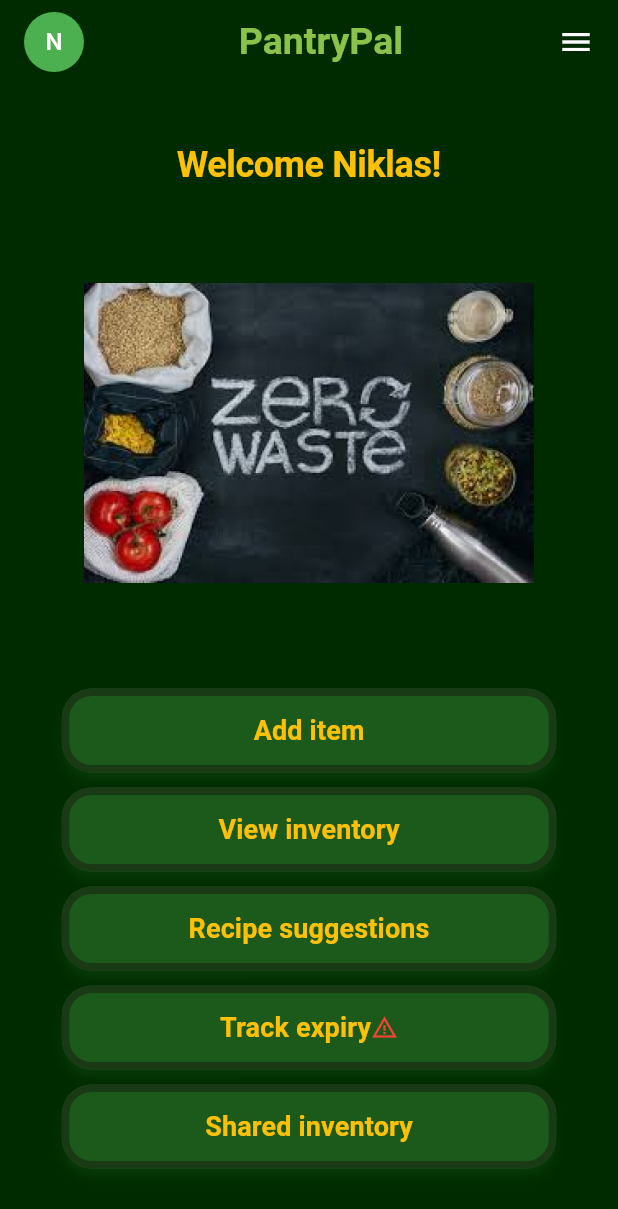
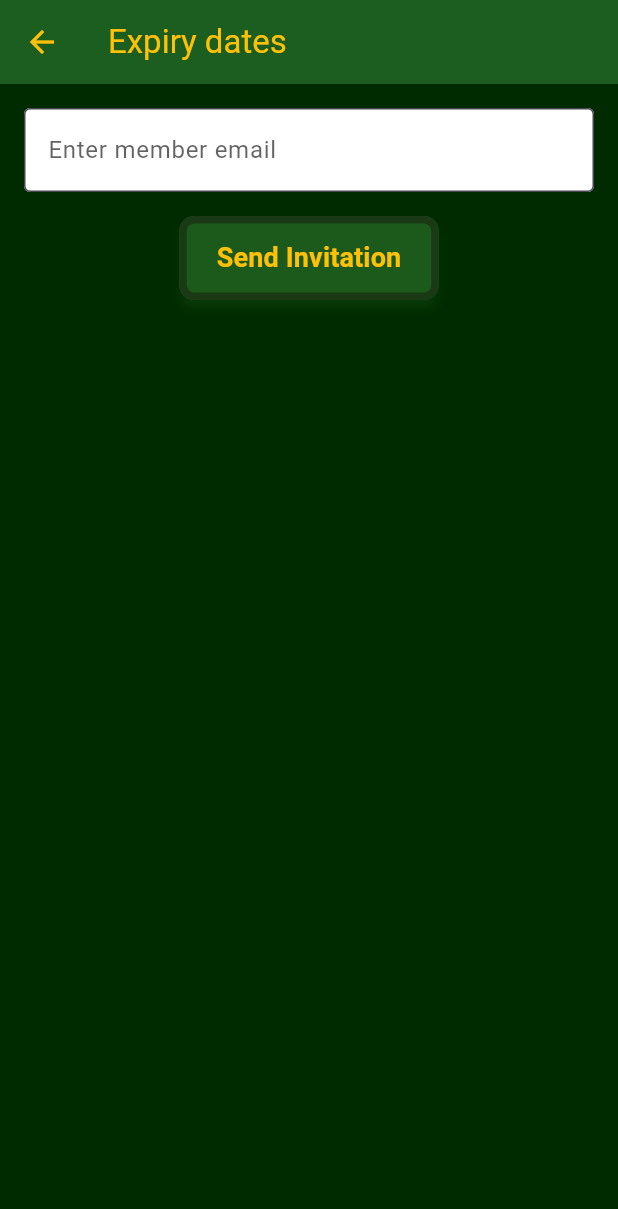
Before and after one commit to BananaMayo/PantryPal-project, a Flutter app: the screen it shows after launch, after a tap on "Shared inventory", on a phone screen of 412 x 824 dp. Shown: the top 1209 px of the screen. Run offline on Flutter 3.47's test engine with Material 3 defaults, Android fonts, the phone set to English and light mode, and no system bars.

Commit message:
added shared inventory page, and small fixes/cleaning of the code

```diff
--- a/lib/main.dart
+++ b/lib/main.dart
@@ -1,4 +1,6 @@
 import 'package:flutter/material.dart';
+import 'package:pantrypal/screens/expiry_dates_screen.dart';
+import 'package:pantrypal/screens/shared_inventory.dart';
 import 'screens/main_menu_screen.dart';
 import 'screens/add_item_screen.dart';
 import 'screens/inventory_screen.dart';
@@ -6,7 +8,7 @@ import 'screens/inventory_screen.dart';
 
 ThemeData appTheme = ThemeData(
   primarySwatch: Colors.green,
-  scaffoldBackgroundColor: Color(0xFF002B00), // Dark green background
+  scaffoldBackgroundColor: Color(0xFF002B00),
   textTheme: TextTheme(
     displayLarge: TextStyle(color: Colors.amber, fontSize: 24, fontWeight: FontWeight.bold),
     bodyLarge: TextStyle(color: Colors.white, fontSize: 16),
@@ -14,9 +16,9 @@ ThemeData appTheme = ThemeData(
   ),
   elevatedButtonTheme: ElevatedButtonThemeData(
     style: ElevatedButton.styleFrom(
-      backgroundColor: Color(0xFF00A800), // Green button color
-      foregroundColor: Colors.white, // Text color
-      shadowColor: Colors.green, // Green shadow color
+      backgroundColor: Color(0xFF00A800),
+      foregroundColor: Colors.white,
+      shadowColor: Colors.green,
       shape: RoundedRectangleBorder(borderRadius: BorderRadius.circular(10)),
       side: BorderSide(width: 5)
     ),
@@ -39,6 +41,8 @@ class PantryPal extends StatelessWidget {
         '/': (context) => HomePage(),
         '/add-item': (context) => AddItemScreen(),
         '/inventory': (context) => InventoryScreen(),
+        '/track-expiry': (context) => ExpiryDatesScreen(),
+        '/shared-inventory': (context) => SharedInventoryScreen(),
       },
     );
   }
--- a/lib/screens/add_item_screen.dart
+++ b/lib/screens/add_item_screen.dart
@@ -3,7 +3,7 @@ import 'package:flutter/material.dart';
 
 ThemeData appTheme = ThemeData(
   primarySwatch: Colors.green,
-  scaffoldBackgroundColor: Color(0xFF002B00), // Dark green background
+  scaffoldBackgroundColor: Color(0xFF002B00),
   textTheme: TextTheme(
     displayLarge: TextStyle(color: Colors.amber, fontSize: 24, fontWeight: FontWeight.bold),
     bodyLarge: TextStyle(color: Colors.white, fontSize: 16),
@@ -11,9 +11,9 @@ ThemeData appTheme = ThemeData(
   ),
   elevatedButtonTheme: ElevatedButtonThemeData(
     style: ElevatedButton.styleFrom(
-        backgroundColor: Color(0xFF00A800), // Green button color
-        foregroundColor: Colors.white, // Text color
-        shadowColor: Colors.green, // Green shadow color
+        backgroundColor: Color(0xFF00A800),
+        foregroundColor: Colors.white,
+        shadowColor: Colors.green,
         shape: RoundedRectangleBorder(borderRadius: BorderRadius.circular(10)),
         side: BorderSide(width: 5)
     ),
@@ -26,7 +26,10 @@ class AddItemScreen extends StatelessWidget {
   Widget build(BuildContext context) {
     return Scaffold(
       appBar: AppBar(
-        title: Text('Add Item'),
+        title: Text(
+          'Add Item',
+          style: TextStyle(color: Colors.amber),
+        ),
         backgroundColor: Colors.green.shade900,
         leading: IconButton(
           icon: Icon(Icons.arrow_back, color: Colors.amber),
@@ -38,7 +41,6 @@ class AddItemScreen extends StatelessWidget {
         child: Column(
           crossAxisAlignment: CrossAxisAlignment.start,
           children: [
-            // Add Item Title
             Text(
               'Add item',
               style: TextStyle(
@@ -49,7 +51,6 @@ class AddItemScreen extends StatelessWidget {
             ),
             SizedBox(height: 20),
 
-            // Input Fields
             TextField(
               decoration: InputDecoration(
                 labelText: 'Item name (e.g., "Milk")',
@@ -60,6 +61,7 @@ class AddItemScreen extends StatelessWidget {
               style: TextStyle(color: Colors.black),
             ),
             SizedBox(height: 10),
+
             TextField(
               decoration: InputDecoration(
                 labelText: 'Quantity (e.g., 2 liters)',
@@ -70,6 +72,7 @@ class AddItemScreen extends StatelessWidget {
               style: TextStyle(color: Colors.black),
             ),
             SizedBox(height: 10),
+
             TextField(
               decoration: InputDecoration(
                 labelText: 'Category (e.g., Fruits, Vegetables)',
@@ -80,6 +83,7 @@ class AddItemScreen extends StatelessWidget {
               style: TextStyle(color: Colors.black),
             ),
             SizedBox(height: 10),
+
             TextField(
               decoration: InputDecoration(
                 labelText: 'Expiry Date',
@@ -91,10 +95,6 @@ class AddItemScreen extends StatelessWidget {
             ),
             SizedBox(height: 20),
 
-
-
-
-            // Cancel and Save Buttons
             Row(
               mainAxisAlignment: MainAxisAlignment.spaceEvenly,
               children: [
@@ -114,9 +114,9 @@ class AddItemScreen extends StatelessWidget {
                   ),
                   child: Text('Cancel'),
                 ),
+
                 ElevatedButton(
                   onPressed: () {
-                    // Save logic here
                   },
                   style: ElevatedButton.styleFrom(
                     backgroundColor: Color(0xFF1B5A1B),
@@ -133,7 +133,6 @@ class AddItemScreen extends StatelessWidget {
               ],
             ),
             SizedBox(height: 20),
-
 
             Row(
               mainAxisAlignment: MainAxisAlignment.spaceEvenly,
@@ -159,7 +158,6 @@ class AddItemScreen extends StatelessWidget {
 
             SizedBox(height: 20),
 
-            // Frequently Added Items Section
             Row(
               mainAxisAlignment: MainAxisAlignment.spaceEvenly,
               children: [
@@ -174,6 +172,7 @@ class AddItemScreen extends StatelessWidget {
               ],
             ),
             SizedBox(height: 10, width: 0,),
+
             Center(
               child: Container(
                 width: MediaQuery.of(context).size.width * 0.8,
--- a/lib/screens/main_menu_screen.dart
+++ b/lib/screens/main_menu_screen.dart
@@ -1,7 +1,5 @@
 // lib/screens/main_menu_screen.dart
 import 'package:flutter/material.dart';
-import 'package:pantrypal/main.dart';
-
 
 
 class HomePage extends StatelessWidget {
@@ -27,7 +25,6 @@ class HomePage extends StatelessWidget {
         mainAxisAlignment: MainAxisAlignment.spaceBetween,
         children: [
 
-          // Top Section
           Padding(
             padding: const EdgeInsets.only(top: 40.0),
             child: Text(
@@ -38,19 +35,16 @@ class HomePage extends StatelessWidget {
 
           Center(child: Image.asset('assets/images/zero_waste.jpeg', width: 350, height: 200,),),
 
-          // Bottom Section
           Padding(
             padding: const EdgeInsets.only(bottom: 40.0),
             child: Column(
-              children: _buildButtons(context), // Call function for buttons
+              children: _buildButtons(context),
             ),
           ),
         ],
       ),
     );
   }
-
-
 
   List<Widget> _buildButtons(BuildContext context) {
     final buttonLabels = [
@@ -65,12 +59,11 @@ class HomePage extends StatelessWidget {
         padding: const EdgeInsets.symmetric(vertical: 5.0),
 
         child: SizedBox(
-          width: MediaQuery.of(context).size.width * 0.8, // 80% of screen width
+          width: MediaQuery.of(context).size.width * 0.8,
           child: ElevatedButton(style:
           ElevatedButton.styleFrom(
             backgroundColor: Color(0xFF1B5A1B),
             foregroundColor: Colors.amber,
-            //shadowColor: Colors.transparent,
             shadowColor: Color(0xFF218521),
             elevation: 3,
             side: const BorderSide(width: 5, color: Color(0xFF1A3A16)),
@@ -78,12 +71,18 @@ class HomePage extends StatelessWidget {
             padding: EdgeInsets.symmetric(vertical: 15),
           ),
             onPressed: () {
-              if (label == 'View inventory') {
+              if (label == 'Add item') {
+                Navigator.pushNamed(context, '/add-item');
+              } else if (label == 'View inventory') {
                 Navigator.pushNamed(context, '/inventory');
-              } else if (label == 'Add item') {
-                Navigator.pushNamed(context, '/add-item');
+              } else if (label == 'Track expiry') {
+                Navigator.pushNamed(context, '/track-expiry');
+              } else if (label == 'Recipe suggestions') {
+                Navigator.pushNamed(context, '/recipe-suggestions');
+              } else if (label == 'Shared inventory') {
+                Navigator.pushNamed(context, '/shared-inventory');
               } else {
-                //logic for other buttons here
+                print('Unhandled button: $label');
               }
             },
             child: Row(
--- a/lib/screens/shared_inventory.dart
+++ b/lib/screens/shared_inventory.dart
@@ -1,13 +1,21 @@
 import 'package:flutter/material.dart';
 
-class SharedInventoryPage extends StatelessWidget {
+class SharedInventoryScreen extends StatelessWidget {
   final TextEditingController emailController = TextEditingController();
 
   @override
   Widget build(BuildContext context) {
     return Scaffold(
       appBar: AppBar(
-        title: Text('Shared Inventory'),
+        title: Text(
+          'Expiry dates',
+          style: TextStyle(color: Colors.amber),
+        ),
+        backgroundColor: Colors.green.shade900,
+        leading: IconButton(
+          icon: Icon(Icons.arrow_back, color: Colors.amber),
+          onPressed: () => Navigator.of(context).pop(),
+        ),
       ),
       body: Padding(
         padding: const EdgeInsets.all(16.0),
@@ -16,16 +24,27 @@ class SharedInventoryPage extends StatelessWidget {
             TextField(
               controller: emailController,
               decoration: InputDecoration(
+                filled: true,
+                fillColor: Colors.white,
                 labelText: 'Enter member email',
+                labelStyle: TextStyle(color: Color(0xB6252525)),
                 border: OutlineInputBorder(),
               ),
             ),
             SizedBox(height: 16),
-            ElevatedButton(
+            ElevatedButton(style:
+              ElevatedButton.styleFrom(
+                backgroundColor: Color(0xFF1B5A1B),
+                foregroundColor: Colors.amber,
+                shadowColor: Color(0xFF218521),
+                elevation: 3,
+                side: const BorderSide(width: 5, color: Color(0xFF1A3A16)),
+                shape: RoundedRectangleBorder(borderRadius: BorderRadius.circular(10)),
+                padding: EdgeInsets.symmetric(vertical: 15, horizontal: 25),
+              ),
               onPressed: () {
                 String email = emailController.text.trim();
                 if (email.isNotEmpty) {
-                  // Add backend logic to send an invite here.
                   ScaffoldMessenger.of(context).showSnackBar(
                     SnackBar(content: Text('Invitation sent to $email!')),
                   );
```
Also changed, not shown: lib/screens/expiry_dates_screen.dart (added, +124 -0 lines), lib/screens/inventory_screen.dart (+9 -7 lines).
